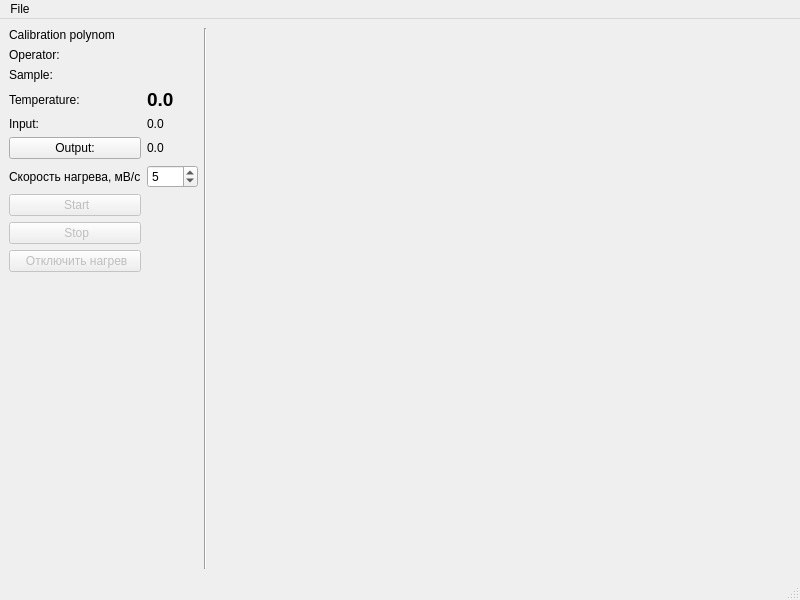
Qt form assets/MainWindow.ui (ioyurev/vta-collection) before a commit.
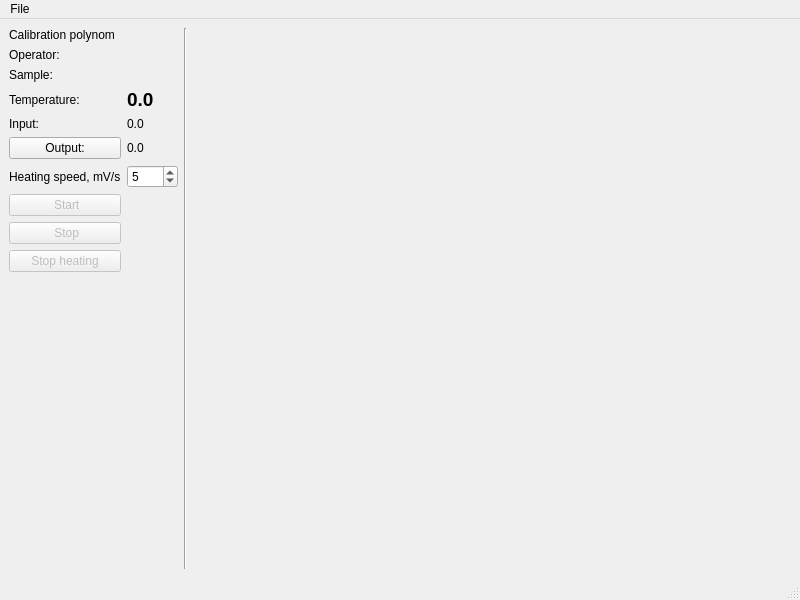
The same form after that commit. Icons and pictures are not drawn.

Commit message: feat: add persistent save path and index for measurement files

Patch:
```diff
--- a/assets/MainWindow.ui
+++ b/assets/MainWindow.ui
@@ -27,7 +27,7 @@
          <bool>false</bool>
         </property>
         <property name="text">
-         <string> Отключить нагрев</string>
+         <string>Stop heating</string>
         </property>
         <property name="icon">
          <iconset theme="QIcon::ThemeIcon::DialogError"/>
@@ -71,7 +71,7 @@
       <item row="9" column="0">
        <widget class="QLabel" name="label">
         <property name="text">
-         <string>Скорость нагрева, мВ/с</string>
+         <string>Heating speed, mV/s</string>
         </property>
        </widget>
       </item>
```
The commit also changes 2 other files.
